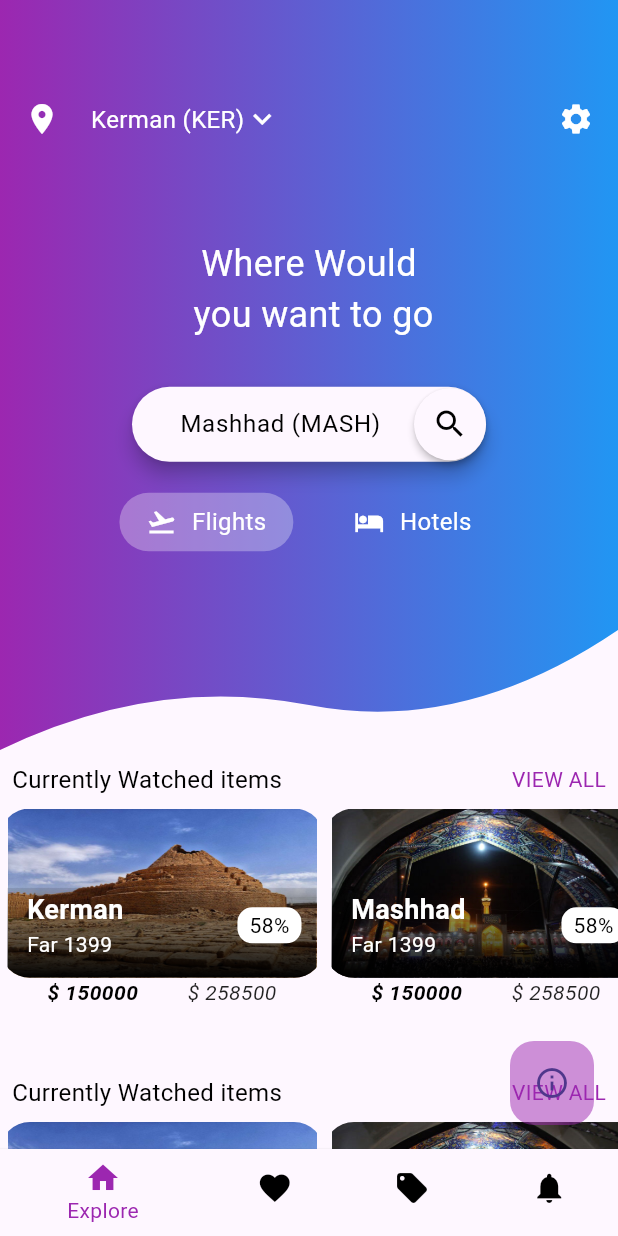
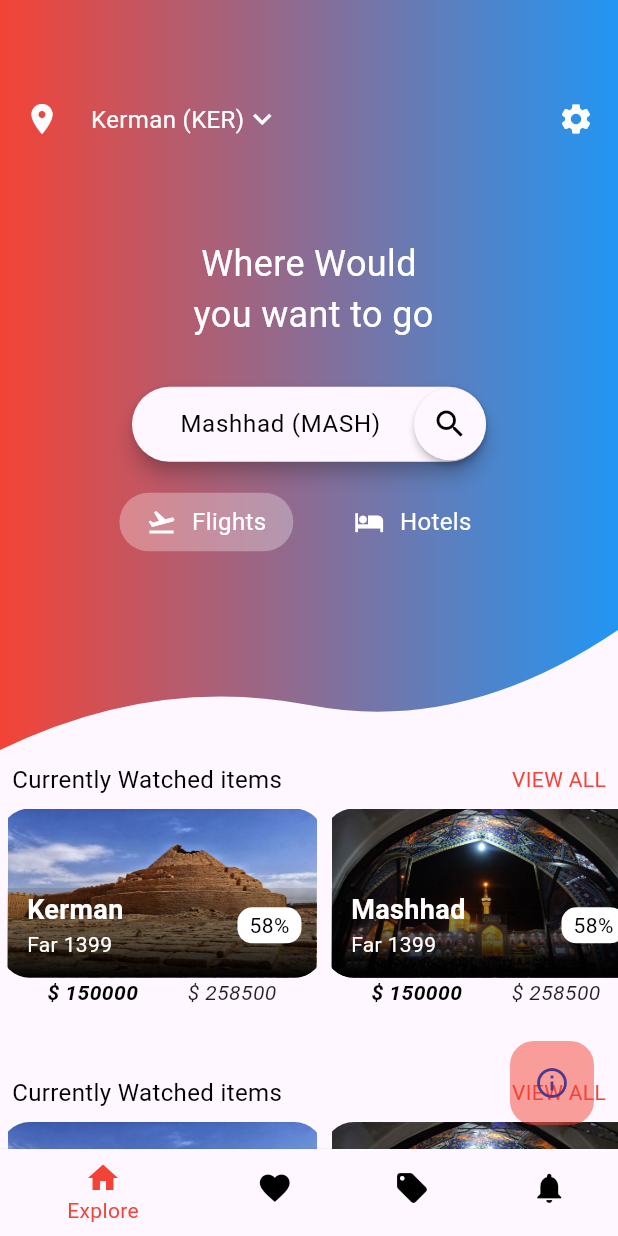
Before and after one commit to EhabHaque/wellness-app-master, a Flutter app: the screen it shows after launch, on a phone screen of 412 x 824 dp. Run offline on Flutter 3.47's test engine with Material 3 defaults, Android fonts, the phone set to English and light mode, and no system bars.

Commit message:
cache updated some 1 color

```diff
--- a/lib/main.dart
+++ b/lib/main.dart
@@ -15,7 +15,7 @@ void main() {
 }
 
 ThemeData appTheme = ThemeData(
-    primaryColor: Colors.purple,
+    primaryColor: Colors.red,
     /* Colors.tealAccent,*/
     secondaryHeaderColor: Colors.blue /* Colors.teal*/
     // fontFamily:
@@ -131,12 +131,13 @@ class HomeScreen extends StatelessWidget {
                         width: 50,
                         child: ElevatedButton(
                           style: ElevatedButton.styleFrom(
-                            foregroundColor: Colors.white, shape: StadiumBorder(),
+                            foregroundColor: Colors.white,
+                            shape: StadiumBorder(),
                           ),
                           child: Image.asset('assets/images/gmail.png'),
                           onPressed: () async {
-                            Uri url =
-                                Uri.parse('mailto:hasanmahani08@gmail.com?subject=I am using your flutter project so');
+                            Uri url = Uri.parse(
+                                'mailto:hasanmahani08@gmail.com?subject=I am using your flutter project so');
                             // const url = 'https://mail.google.com/mail/u/0/?view=cm&fs=1&tf=1&to=hasanmahani08@gmail.com&su=I+am+using+MIN+pa08+so&ui=2&tf=1';
                             if (await canLaunchUrl(url)) {
                               await launchUrl(url);
@@ -154,7 +155,8 @@ class HomeScreen extends StatelessWidget {
                         width: w,
                         child: ElevatedButton(
                           style: ElevatedButton.styleFrom(
-                            foregroundColor: Colors.white, shape: StadiumBorder(),
+                            foregroundColor: Colors.white,
+                            shape: StadiumBorder(),
                           ),
                           child: Image.asset('assets/images/instagram.png'),
                           onPressed: () async {
@@ -175,7 +177,8 @@ class HomeScreen extends StatelessWidget {
                         width: w,
                         child: ElevatedButton(
                           style: ElevatedButton.styleFrom(
-                            foregroundColor: Colors.white, shape: StadiumBorder(),
+                            foregroundColor: Colors.white,
+                            shape: StadiumBorder(),
                           ),
                           child: Image.asset('assets/images/telegram.png'),
                           onPressed: () async {
@@ -196,7 +199,8 @@ class HomeScreen extends StatelessWidget {
                         width: w,
                         child: ElevatedButton(
                           style: ElevatedButton.styleFrom(
-                            foregroundColor: Colors.white, shape: StadiumBorder(),
+                            foregroundColor: Colors.white,
+                            shape: StadiumBorder(),
                           ),
                           child: Image.asset('assets/images/whatsapp.png'),
                           onPressed: () async {
```
Also changed, not shown: 3 other files.
